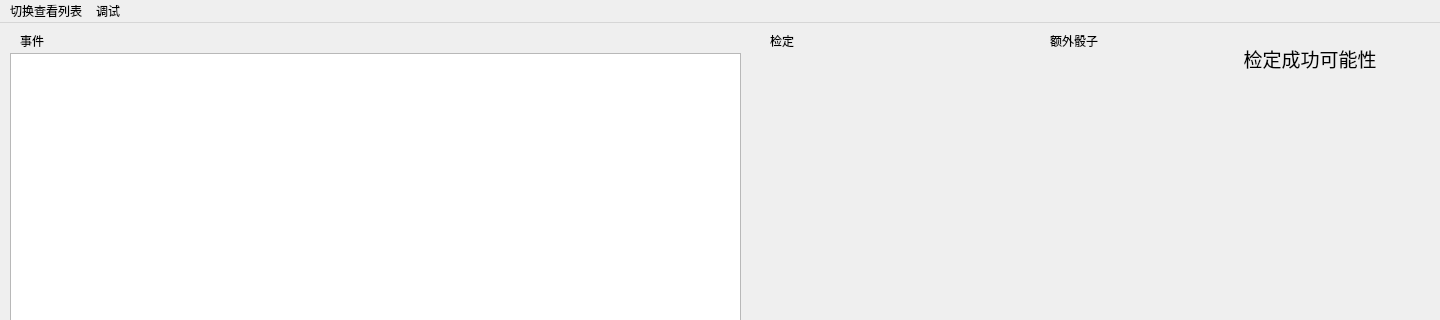
First picture: the form in ui/FormGame.ui, repository Pitrick3141/RogueLifePy, before the edit; both pictures show x 0 to 1440 and y 0 to 320 of the 1440 by 810 pixel window.
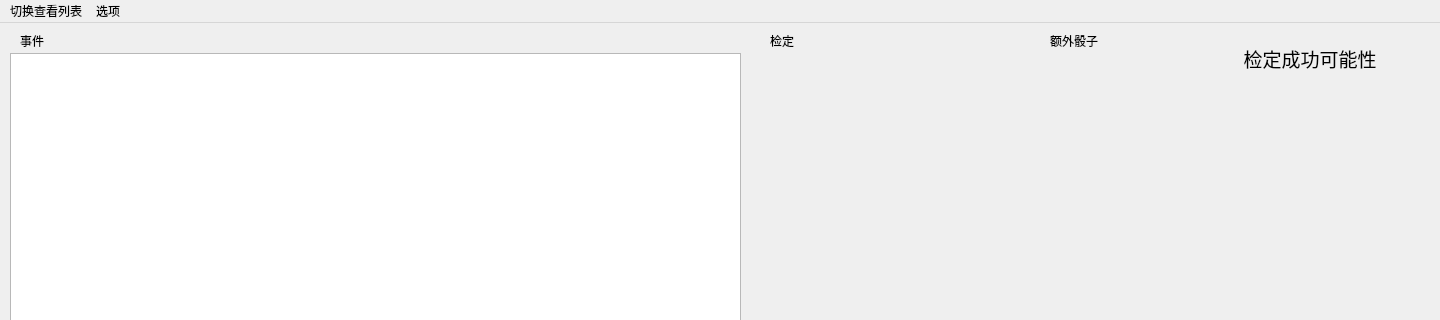
Second picture: the form after the edit. The open tabs and pages were chosen to show the change.

```diff
--- a/ui/FormGame.ui
+++ b/ui/FormGame.ui
@@ -428,14 +428,14 @@
     <addaction name="actionShowAdjustments"/>
     <addaction name="actionShowCurrentAdjustments"/>
    </widget>
-   <widget class="QMenu" name="menuDebug">
+   <widget class="QMenu" name="menuOption">
     <property name="title">
-     <string>调试</string>
+     <string>选项</string>
     </property>
     <addaction name="actionConsole"/>
    </widget>
    <addaction name="menuDisplay"/>
-   <addaction name="menuDebug"/>
+   <addaction name="menuOption"/>
   </widget>
   <widget class="QStatusBar" name="statusbar"/>
   <action name="actionShowCollections">
```
Left out of the diff: 26 changed lines with no effect on the pictures.
